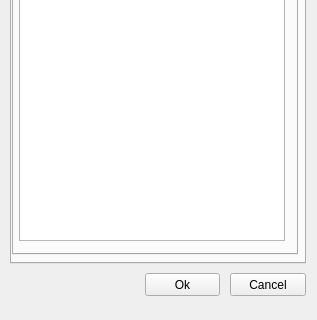
Giswater/giswater_qgis_plugin, file ui/add_doc.ui: the form before one commit; both pictures show x 0 to 317 and y 162 to 482 of the 317 by 482 pixel window.
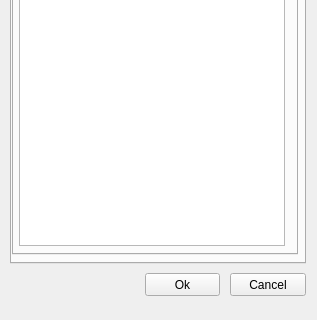
The form after the commit. The open tabs and pages were chosen to show the change. Icons and pictures are not drawn.

Commit message: Enhance some forms

Patch:
```diff
--- a/ui/add_doc.ui
+++ b/ui/add_doc.ui
@@ -292,7 +292,7 @@
          <x>5</x>
          <y>10</y>
          <width>266</width>
-         <height>296</height>
+         <height>301</height>
         </rect>
        </property>
       </widget>
```
The commit also changes 4 other files.
